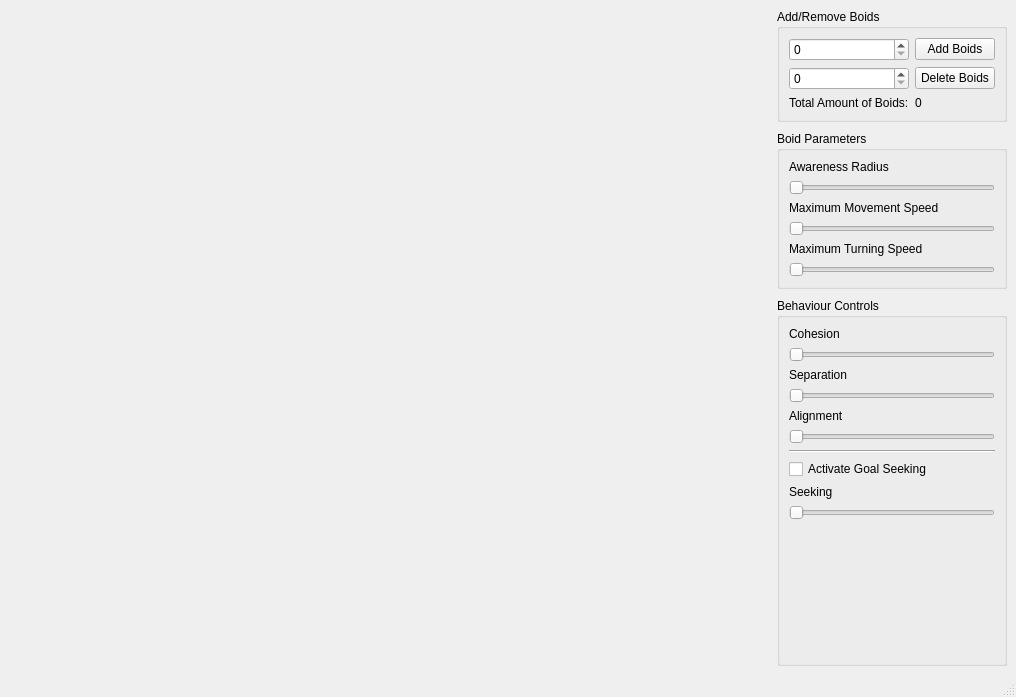
The window that ui/MainWindow.ui (s4920723/FlockingSystem) describes before a commit, drawn with Qt 5.
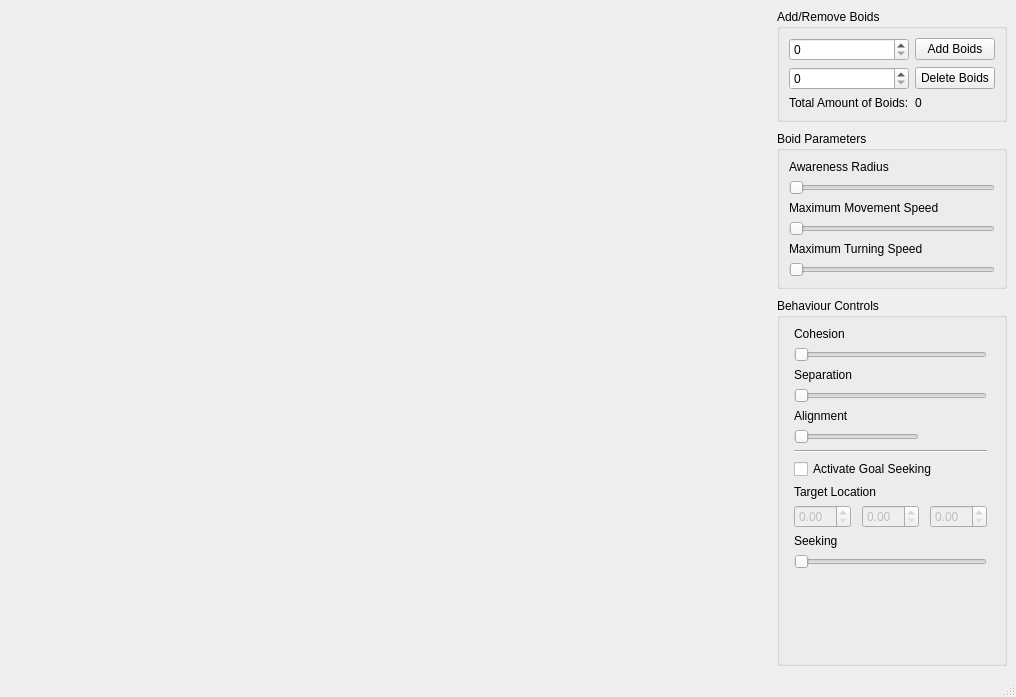
The same window after the commit.

What changed in the file:
```diff
--- a/ui/MainWindow.ui
+++ b/ui/MainWindow.ui
@@ -94,40 +94,7 @@
        <string>Behaviour Controls</string>
       </property>
       <layout class="QGridLayout" name="gridLayout_2">
-       <item row="4" column="0">
-        <widget class="QSlider" name="separationSlider">
-         <property name="maximum">
-          <number>300</number>
-         </property>
-         <property name="singleStep">
-          <number>10</number>
-         </property>
-         <property name="orientation">
-          <enum>Qt::Horizontal</enum>
-         </property>
-        </widget>
-       </item>
-       <item row="6" column="0">
-        <widget class="QSlider" name="alignmentSlider">
-         <property name="maximum">
-          <number>300</number>
-         </property>
-         <property name="singleStep">
-          <number>10</number>
-         </property>
-         <property name="orientation">
-          <enum>Qt::Horizontal</enum>
-         </property>
-        </widget>
-       </item>
-       <item row="1" column="0">
-        <widget class="QLabel" name="cohesionLabel">
-         <property name="text">
-          <string>Cohesion</string>
-         </property>
-        </widget>
-       </item>
-       <item row="2" column="0">
+       <item row="1" column="0" colspan="3">
         <widget class="QSlider" name="cohesionSlider">
          <property name="sizePolicy">
           <sizepolicy hsizetype="Expanding" vsizetype="Fixed">
@@ -146,21 +113,131 @@
          </property>
         </widget>
        </item>
-       <item row="3" column="0">
+       <item row="2" column="0" colspan="2">
         <widget class="QLabel" name="separationLabel">
          <property name="text">
           <string>Separation</string>
          </property>
         </widget>
        </item>
-       <item row="5" column="0">
+       <item row="0" column="0">
+        <widget class="QLabel" name="cohesionLabel">
+         <property name="text">
+          <string>Cohesion</string>
+         </property>
+        </widget>
+       </item>
+       <item row="4" column="0">
         <widget class="QLabel" name="alignmentLabel">
          <property name="text">
           <string>Alignment</string>
          </property>
         </widget>
        </item>
-       <item row="11" column="0">
+       <item row="3" column="0" colspan="3">
+        <widget class="QSlider" name="separationSlider">
+         <property name="maximum">
+          <number>300</number>
+         </property>
+         <property name="singleStep">
+          <number>10</number>
+         </property>
+         <property name="orientation">
+          <enum>Qt::Horizontal</enum>
+         </property>
+        </widget>
+       </item>
+       <item row="5" column="0" colspan="2">
+        <widget class="QSlider" name="alignmentSlider">
+         <property name="maximum">
+          <number>300</number>
+         </property>
+         <property name="singleStep">
+          <number>10</number>
+         </property>
+         <property name="orientation">
+          <enum>Qt::Horizontal</enum>
+         </property>
+        </widget>
+       </item>
+       <item row="8" column="0" colspan="2">
+        <widget class="QLabel" name="label">
+         <property name="text">
+          <string>Target Location</string>
+         </property>
+        </widget>
+       </item>
+       <item row="9" column="0">
+        <widget class="QDoubleSpinBox" name="goalPosX">
+         <property name="enabled">
+          <bool>false</bool>
+         </property>
+         <property name="sizePolicy">
+          <sizepolicy hsizetype="Maximum" vsizetype="Minimum">
+           <horstretch>0</horstretch>
+           <verstretch>0</verstretch>
+          </sizepolicy>
+         </property>
+        </widget>
+       </item>
+       <item row="9" column="1">
+        <widget class="QDoubleSpinBox" name="goalPosY">
+         <property name="enabled">
+          <bool>false</bool>
+         </property>
+         <property name="sizePolicy">
+          <sizepolicy hsizetype="Maximum" vsizetype="Minimum">
+           <horstretch>0</horstretch>
+           <verstretch>0</verstretch>
+          </sizepolicy>
+         </property>
+        </widget>
+       </item>
+       <item row="6" column="0" colspan="3">
+        <widget class="Line" name="line">
+         <property name="orientation">
+          <enum>Qt::Horizontal</enum>
+         </property>
+        </widget>
+       </item>
+       <item row="7" column="0" colspan="3">
+        <widget class="QCheckBox" name="activeGoal">
+         <property name="text">
+          <string>Activate Goal Seeking</string>
+         </property>
+        </widget>
+       </item>
+       <item row="11" column="0" colspan="3">
+        <widget class="QSlider" name="seekSlider">
+         <property name="enabled">
+          <bool>false</bool>
+         </property>
+         <property name="orientation">
+          <enum>Qt::Horizontal</enum>
+         </property>
+        </widget>
+       </item>
+       <item row="9" column="2">
+        <widget class="QDoubleSpinBox" name="goalPosZ">
+         <property name="enabled">
+          <bool>false</bool>
+         </property>
+         <property name="sizePolicy">
+          <sizepolicy hsizetype="Maximum" vsizetype="Minimum">
+           <horstretch>0</horstretch>
+           <verstretch>0</verstretch>
+          </sizepolicy>
+         </property>
+        </widget>
+       </item>
+       <item row="10" column="0">
+        <widget class="QLabel" name="seekingLabel">
+         <property name="text">
+          <string>Seeking</string>
+         </property>
+        </widget>
+       </item>
+       <item row="12" column="0">
         <spacer name="verticalSpacer">
          <property name="orientation">
           <enum>Qt::Vertical</enum>
@@ -173,37 +250,6 @@
          </property>
         </spacer>
        </item>
-       <item row="8" column="0">
-        <widget class="QCheckBox" name="activeGoal">
-         <property name="text">
-          <string>Activate Goal Seeking</string>
-         </property>
-        </widget>
-       </item>
-       <item row="10" column="0">
-        <widget class="QSlider" name="seekSlider">
-         <property name="enabled">
-          <bool>false</bool>
-         </property>
-         <property name="orientation">
-          <enum>Qt::Horizontal</enum>
-         </property>
-        </widget>
-       </item>
-       <item row="7" column="0">
-        <widget class="Line" name="line">
-         <property name="orientation">
-          <enum>Qt::Horizontal</enum>
-         </property>
-        </widget>
-       </item>
-       <item row="9" column="0">
-        <widget class="QLabel" name="seekingLabel">
-         <property name="text">
-          <string>Seeking</string>
-         </property>
-        </widget>
-       </item>
       </layout>
      </widget>
     </item>
```
Left out of the diff: 64 changed lines with no effect on the pictures.
